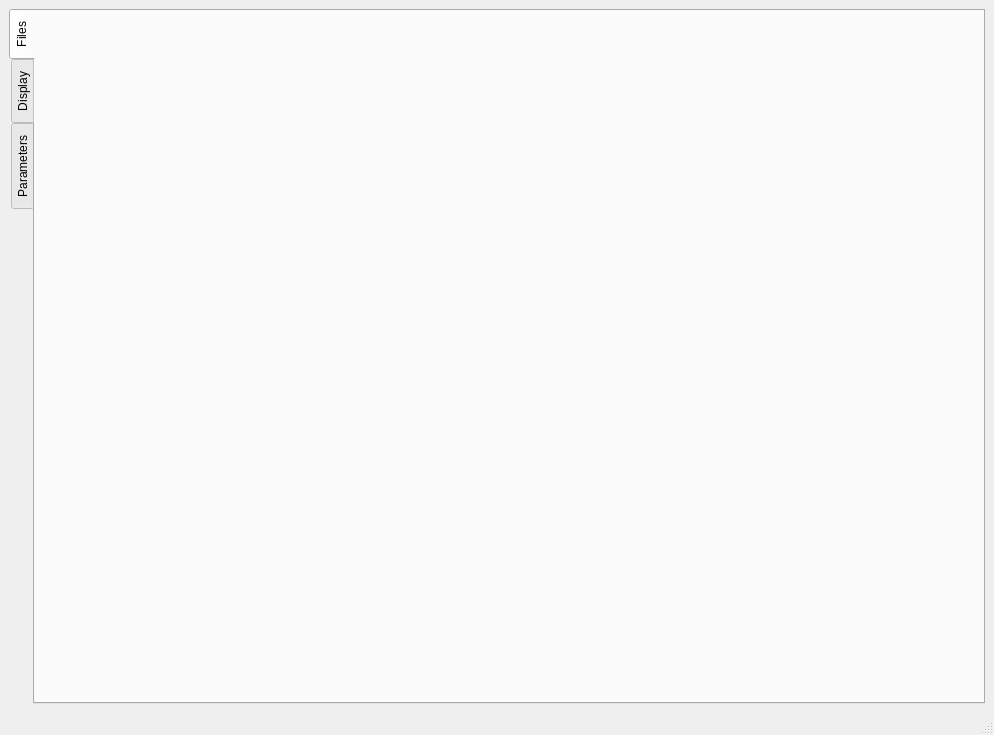
Qt form mainwindow.ui (FastTrackOrg/FastTrack) before a commit.
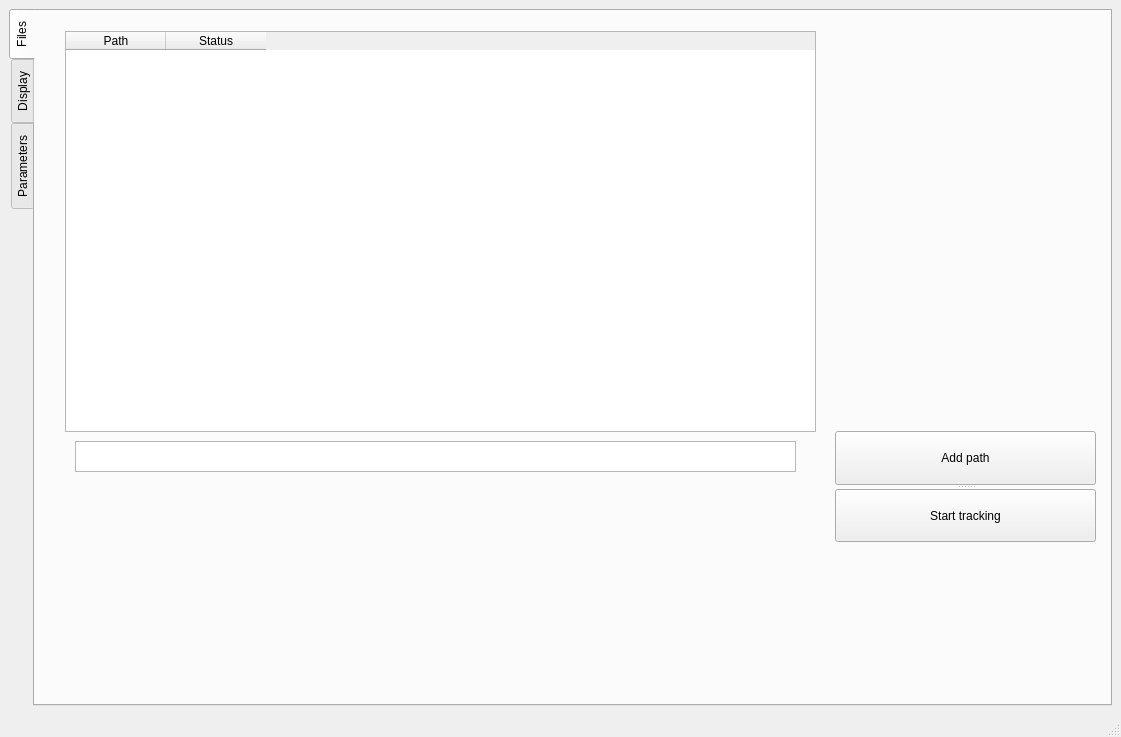
The same form after that commit. The open tabs and pages were chosen to show the change.

```diff
--- a/mainwindow.ui
+++ b/mainwindow.ui
@@ -6,8 +6,8 @@
    <rect>
     <x>0</x>
     <y>0</y>
-    <width>994</width>
-    <height>735</height>
+    <width>1121</width>
+    <height>737</height>
    </rect>
   </property>
   <property name="windowTitle">
@@ -27,9 +27,61 @@
        <attribute name="title">
         <string>Files</string>
        </attribute>
-       <layout class="QHBoxLayout" name="horizontalLayout"/>
+       <widget class="QTableWidget" name="tablePath">
+        <property name="geometry">
+         <rect>
+          <x>30</x>
+          <y>20</y>
+          <width>751</width>
+          <height>401</height>
+         </rect>
+        </property>
+        <column>
+         <property name="text">
+          <string>Path</string>
+         </property>
+        </column>
+        <column>
+         <property name="text">
+          <string>Status</string>
+         </property>
+        </column>
+       </widget>
+       <widget class="QTextEdit" name="textPathAdd">
+        <property name="geometry">
+         <rect>
+          <x>40</x>
+          <y>430</y>
+          <width>721</width>
+          <height>31</height>
+         </rect>
+        </property>
+       </widget>
+       <widget class="QSplitter" name="splitter">
+        <property name="geometry">
+         <rect>
+          <x>800</x>
+          <y>420</y>
+          <width>261</width>
+          <height>111</height>
+         </rect>
+        </property>
+        <property name="orientation">
+         <enum>Qt::Vertical</enum>
+        </property>
+        <widget class="QPushButton" name="addPath">
+         <property name="text">
+          <string>Add path</string>
+         </property>
+        </widget>
+        <widget class="QPushButton" name="startButton">
+         <property name="text">
+          <string>Start tracking</string>
+         </property>
+        </widget>
+       </widget>
       </widget>
-      <widget class="QWidget" name="display">
+      <widget class="QWidget" name="displayPanel">
        <attribute name="title">
         <string>Display</string>
        </attribute>
```
Left out of the diff: 13 changed lines with no effect on the pictures.
